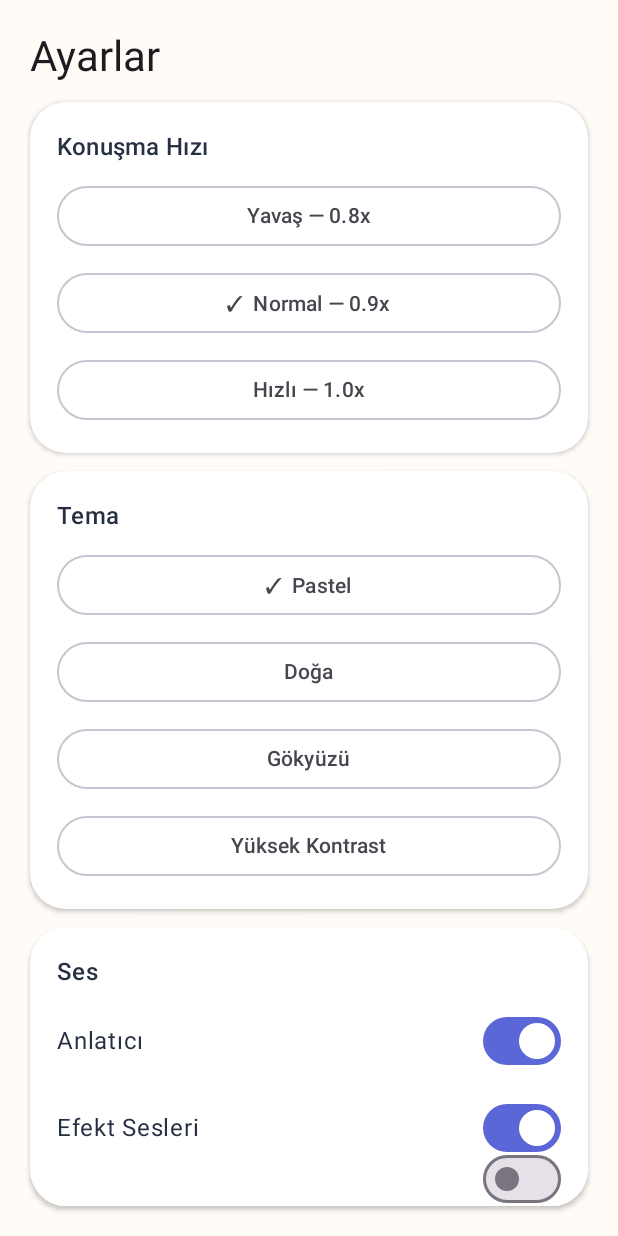
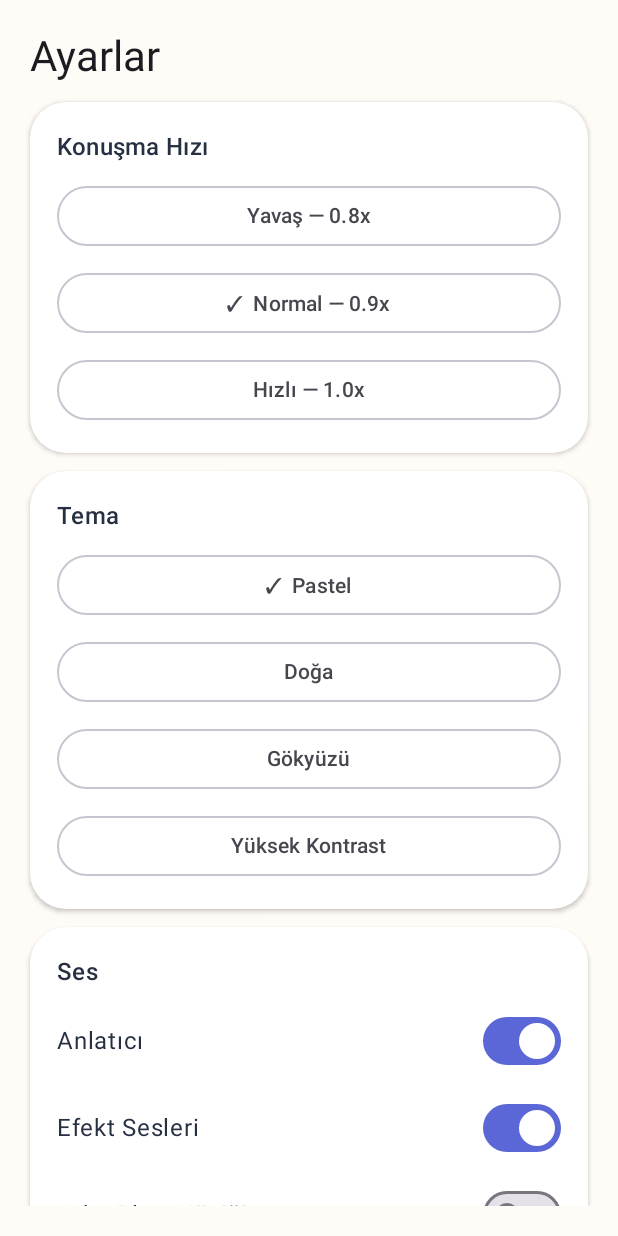
Before and after one commit to uysal23/minik-akademi, an Android app built with Jetpack Compose: the ParentSettingsScreen screen opened through its navigation route, on a phone screen of 412 x 824 dp. Run offline under Robolectric (Android 15) with nearby library versions, the light colour scheme and no system bars.

Commit message:
fix: make parent settings fully scrollable

```diff
--- a/feature/settings/src/main/java/com/uysal/minikakademi/feature/settings/ParentSettingsScreen.kt
+++ b/feature/settings/src/main/java/com/uysal/minikakademi/feature/settings/ParentSettingsScreen.kt
@@ -4,6 +4,8 @@ import androidx.compose.foundation.layout.Arrangement
 import androidx.compose.foundation.layout.Column
 import androidx.compose.foundation.layout.Row
 import androidx.compose.foundation.layout.fillMaxWidth
+import androidx.compose.foundation.rememberScrollState
+import androidx.compose.foundation.verticalScroll
 import androidx.compose.material3.MaterialTheme
 import androidx.compose.material3.Switch
 import androidx.compose.material3.Text
@@ -34,7 +36,10 @@ fun ParentSettingsScreen(
     onBack: () -> Unit
 ) {
     KidScreen {
-        Column(verticalArrangement = Arrangement.spacedBy(12.dp)) {
+        Column(
+            modifier = Modifier.verticalScroll(rememberScrollState()),
+            verticalArrangement = Arrangement.spacedBy(12.dp)
+        ) {
             Text("Ayarlar", style = MaterialTheme.typography.headlineMedium)
 
             KidCard {
```
